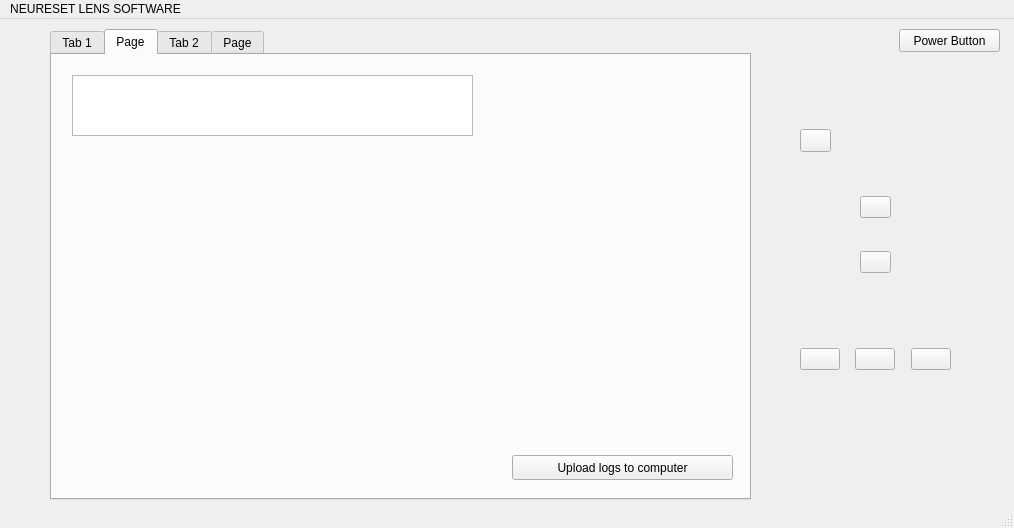
First picture: the form in mainwindow.ui, repository CATBOYCOWBOY/COMP3004A4, before the edit.
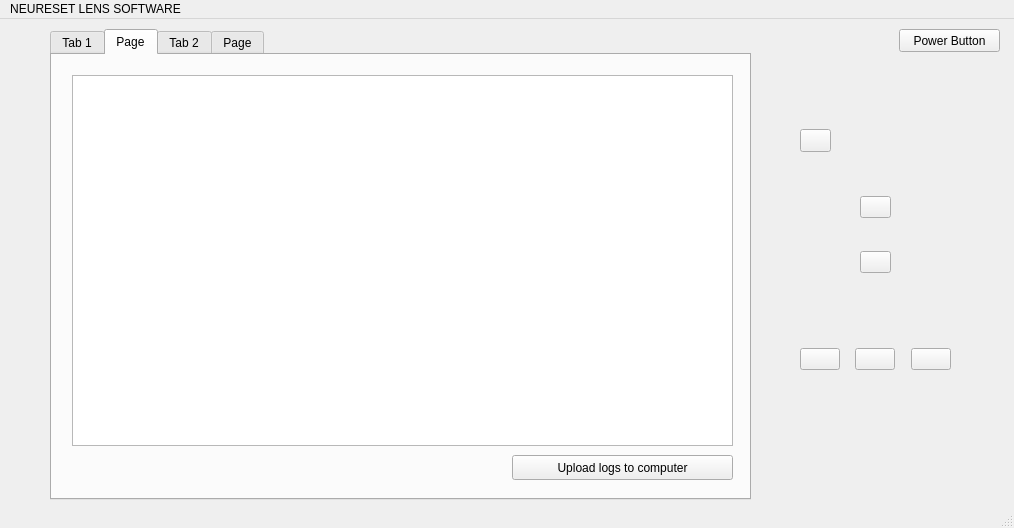
Second picture: the form after the edit. Icons and pictures are not drawn. Custom widgets are drawn as their Qt base class.

Commit message: needs signals to create new strings to display sessions

The edit to the form file:
```diff
--- a/mainwindow.ui
+++ b/mainwindow.ui
@@ -115,8 +115,8 @@
        <rect>
         <x>20</x>
         <y>20</y>
-        <width>401</width>
-        <height>61</height>
+        <width>661</width>
+        <height>371</height>
        </rect>
       </property>
      </widget>
```
The commit also changes 2 other files.
